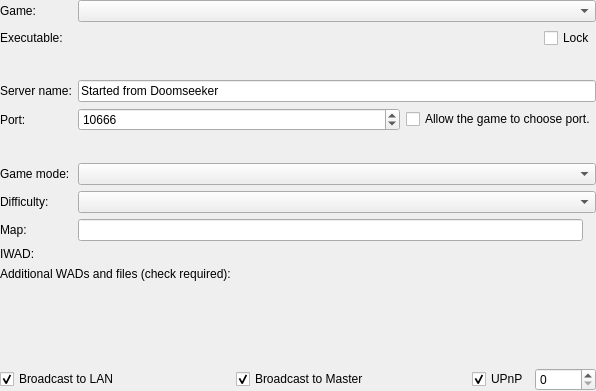
Above: src/core/gui/createserver/generalgamesetuppanel.ui from drfrag666/doomseeker-unofficial before the change. Below: the same form after it.
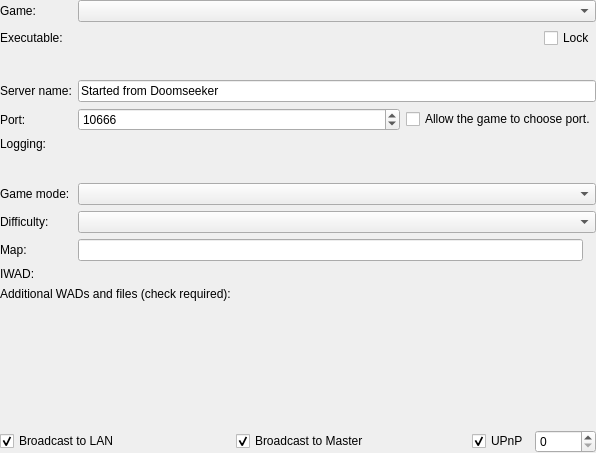
That is the form after the change. Icons and pictures are not drawn. Custom widgets are drawn as their Qt base class.

Commit message: - Added logging option in the create server dialog in the general dialog. (#3568) - Added option for plugins to handle logging. - Added logging in Zandronum and Odamex plugins.

What changed in the file:
```diff
--- a/src/core/gui/createserver/generalgamesetuppanel.ui
+++ b/src/core/gui/createserver/generalgamesetuppanel.ui
@@ -7,7 +7,7 @@
     <x>0</x>
     <y>0</y>
     <width>596</width>
-    <height>391</height>
+    <height>453</height>
    </rect>
   </property>
   <layout class="QVBoxLayout" name="verticalLayout">
@@ -134,36 +134,60 @@
       </layout>
      </item>
      <item row="5" column="0">
-      <spacer name="horizontalSpacer_2">
-       <property name="orientation">
-        <enum>Qt::Horizontal</enum>
+      <widget class="QLabel" name="labelLogging">
+       <property name="text">
+        <string>Logging:</string>
        </property>
-       <property name="sizeHint" stdset="0">
-        <size>
-         <width>40</width>
-         <height>20</height>
-        </size>
-       </property>
-      </spacer>
+      </widget>
      </item>
      <item row="6" column="0">
+      <spacer name="horizontalSpacer_2">
+       <property name="orientation">
+        <enum>Qt::Horizontal</enum>
+       </property>
+       <property name="sizeHint" stdset="0">
+        <size>
+         <width>40</width>
+         <height>20</height>
+        </size>
+       </property>
+      </spacer>
+     </item>
+     <item row="7" column="0">
       <widget class="QLabel" name="label_2">
        <property name="text">
         <string>Game mode:</string>
        </property>
       </widget>
      </item>
-     <item row="6" column="1">
+     <item row="7" column="1">
       <widget class="QComboBox" name="cboGamemode"/>
      </item>
      <item row="8" column="0">
+      <widget class="QLabel" name="labelDifficulty">
+       <property name="text">
+        <string>Difficulty:</string>
+       </property>
+      </widget>
+     </item>
+     <item row="8" column="1">
+      <widget class="QComboBox" name="cboDifficulty">
+       <property name="sizePolicy">
+        <sizepolicy hsizetype="Expanding" vsizetype="Fixed">
+         <horstretch>0</horstretch>
+         <verstretch>0</verstretch>
+        </sizepolicy>
+       </property>
+      </widget>
+     </item>
+     <item row="9" column="0">
       <widget class="QLabel" name="label_10">
        <property name="text">
         <string>Map:</string>
        </property>
       </widget>
      </item>
-     <item row="8" column="1">
+     <item row="9" column="1">
       <layout class="QHBoxLayout" name="horizontalLayout">
        <item>
         <widget class="QLineEdit" name="leMap"/>
@@ -195,32 +219,18 @@
        </item>
       </layout>
      </item>
-     <item row="9" column="0">
+     <item row="10" column="0">
       <widget class="QLabel" name="labelIwad">
        <property name="text">
         <string>IWAD:</string>
        </property>
       </widget>
      </item>
-     <item row="9" column="1">
+     <item row="10" column="1">
       <widget class="IwadPicker" name="iwadPicker" native="true"/>
      </item>
-     <item row="7" column="0">
-      <widget class="QLabel" name="labelDifficulty">
-       <property name="text">
-        <string>Difficulty:</string>
-       </property>
-      </widget>
-     </item>
-     <item row="7" column="1">
-      <widget class="QComboBox" name="cboDifficulty">
-       <property name="sizePolicy">
-        <sizepolicy hsizetype="Expanding" vsizetype="Fixed">
-         <horstretch>0</horstretch>
-         <verstretch>0</verstretch>
-        </sizepolicy>
-       </property>
-      </widget>
+     <item row="5" column="1">
+      <widget class="LogDirectoryPicker" name="logDirectoryPicker" native="true"/>
      </item>
     </layout>
    </item>
@@ -332,6 +342,12 @@
    <header>gui/createserver/gameexecutablepicker.h</header>
    <container>1</container>
   </customwidget>
+  <customwidget>
+   <class>LogDirectoryPicker</class>
+   <extends>QWidget</extends>
+   <header location="global">gui/createserver/logdirectorypicker.h</header>
+   <container>1</container>
+  </customwidget>
  </customwidgets>
  <tabstops>
   <tabstop>cboEngine</tabstop>
```
Left out of the diff: 2 changed lines with no effect on the pictures. The commit also changes 17 other files.
